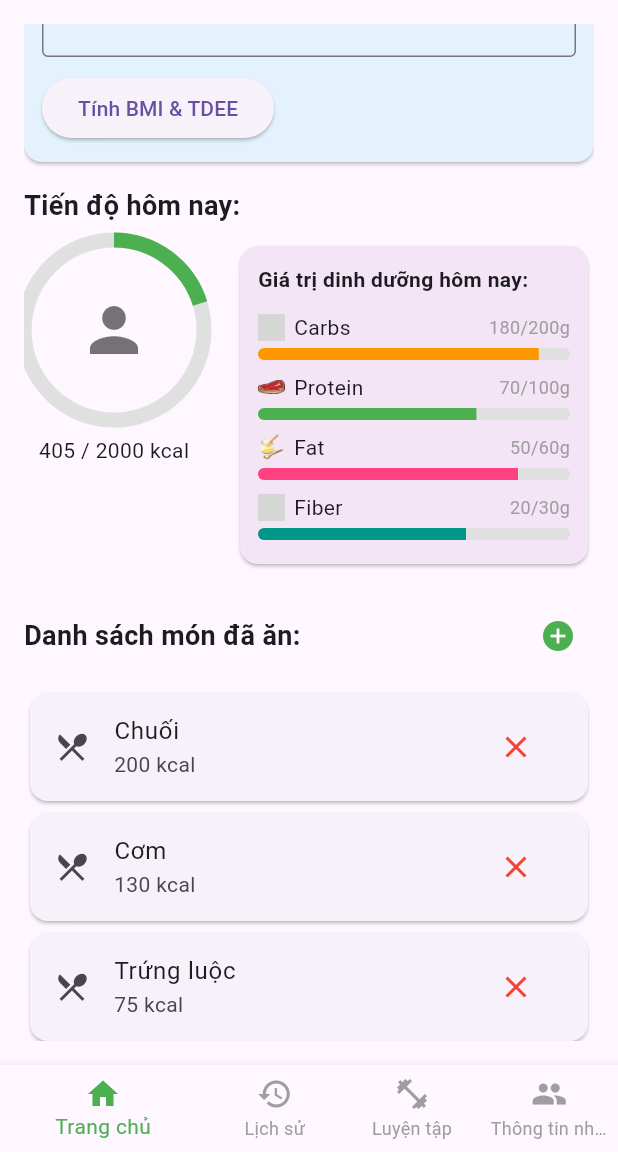
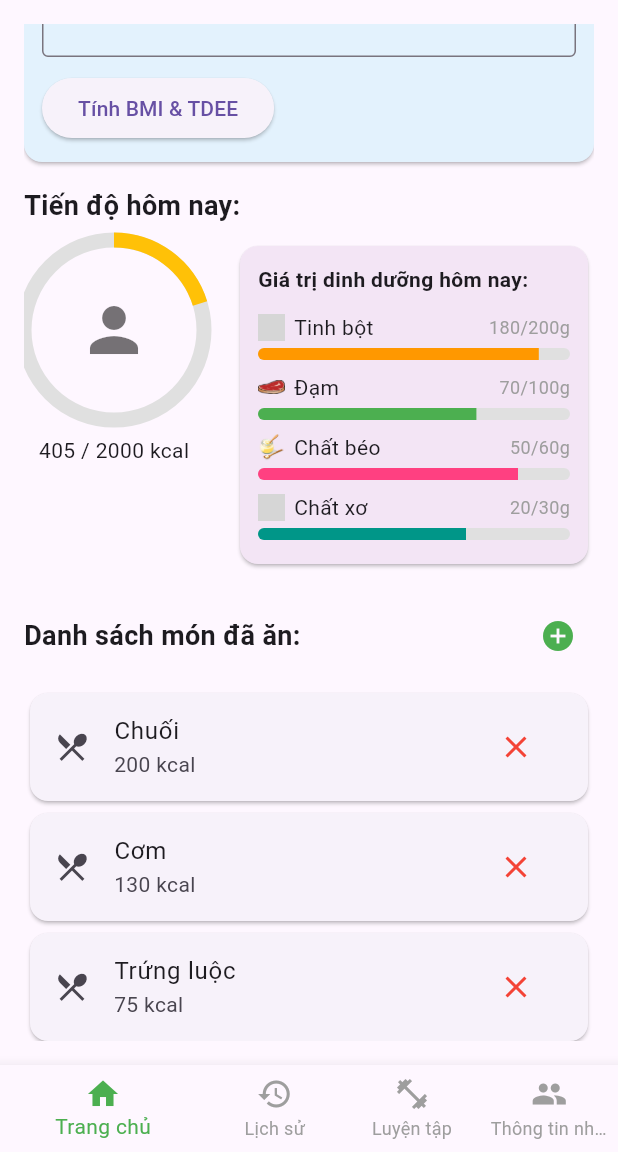
Before and after one commit to phuonglinh000/2025_LTTBDD_N04_Nhom_25, a Flutter app: the screen it shows after launch, scrolled down 576 dp, on a phone screen of 412 x 824 dp, the part 84-1236 px from its top. Run offline on Flutter 3.47's test engine with Material 3 defaults, Android fonts, the phone set to English and light mode, and no system bars; our stand-ins replace fl_chart; grey boxes are pictures that could not be loaded.

Commit message:
chuyển đổi thanh màu calo

```diff
--- a/calories/lib/man_hinh_chinh.dart
+++ b/calories/lib/man_hinh_chinh.dart
@@ -639,12 +639,12 @@ class _ManHinhChinhState
                                   .grey[300],
                           valueColor: AlwaysStoppedAnimation<Color>(
                             progress <
-                                    0.9
+                                    1.0
                                 ? Colors
-                                      .green
-                                : (progress <
+                                      .amber
+                                : (progress ==
                                           1.0
-                                      ? Colors.amber
+                                      ? Colors.green
                                       : Colors.red),
                           ),
                         ),
@@ -692,26 +692,26 @@ class _ManHinhChinhState
                           height: 8,
                         ),
                         _thanhdinhduong(
-                          'Carbs',
+                          'Tinh bột',
                           180,
                           200,
                           Colors.orange,
                         ),
                         _thanhdinhduong(
-                          'Protein',
+                          'Đạm',
                           70,
                           100,
                           Colors.green,
                         ),
                         _thanhdinhduong(
-                          'Fat',
+                          'Chất béo',
                           50,
                           60,
                           Colors
                               .pinkAccent,
                         ),
                         _thanhdinhduong(
-                          'Fiber',
+                          'Chất xơ',
                           20,
                           30,
                           Colors.teal,
```
